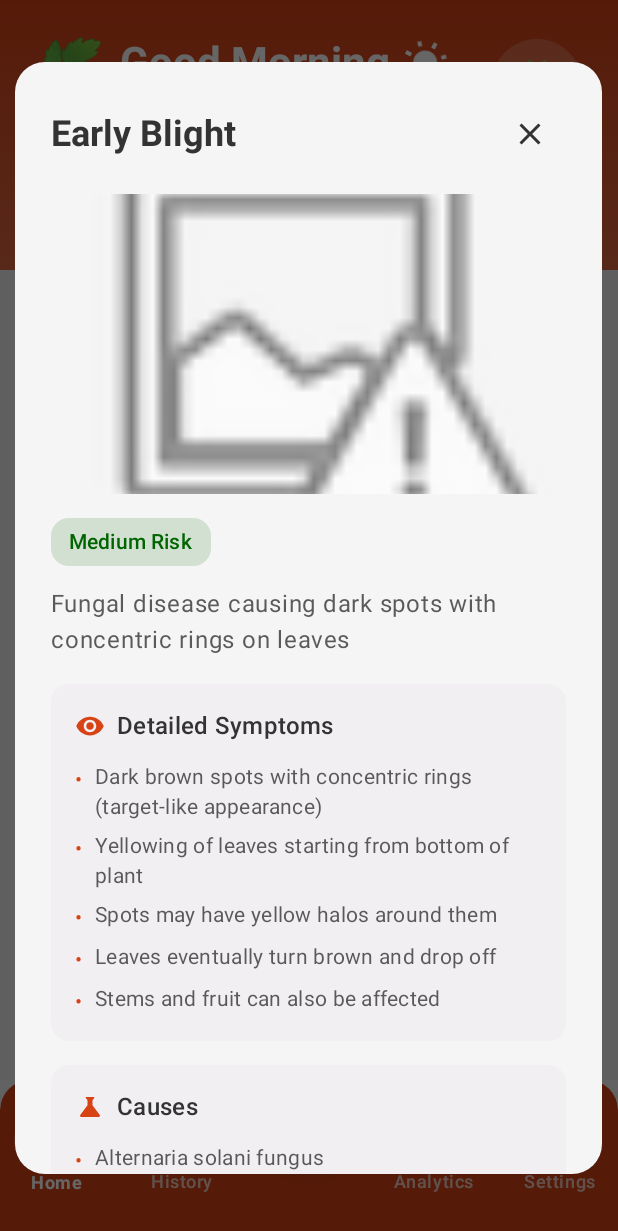
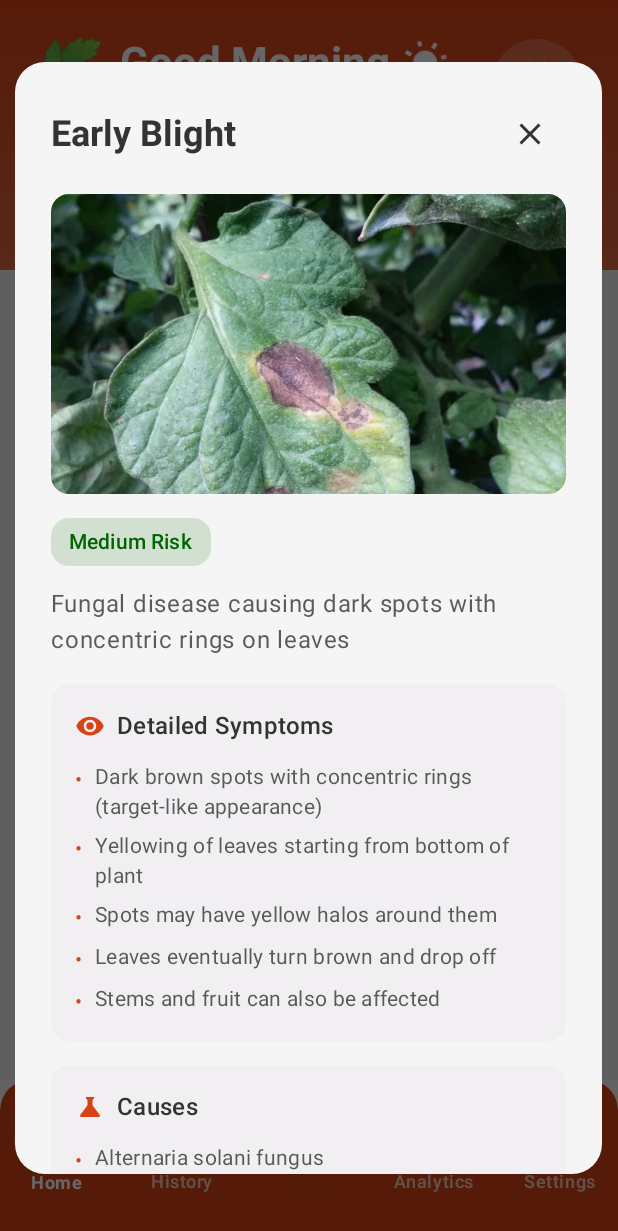
Before and after one commit to lanzy-lanzy/TomatoScan, an Android app built with Jetpack Compose: the screen it shows after launch (MainActivity), after a tap on "Early Blight", on a phone screen of 412 x 824 dp. Shown: the top 1231 px of the screen. Run offline under Robolectric (Android 15) with nearby library versions, the phone set to English and light mode, and no system bars; our stand-ins replace Room's generated code; libraries missing offline, so code that uses them is left out: androidx.camera.camera2, androidx.camera.core, com.github.mikephil.charting; 1 other tap on this screen came first.

Commit message:
Replace synthetic disease images with real tomato disease photographs
- Added authentic tomato disease images from educational sources
- Early Blight: Real Alternaria solani symptoms on tomato leaves
- Late Blight: Real Phytophthora infestans symptoms on tomato leaves
- Bacterial Spot: Real bacterial spot symptoms on tomato leaves
- Mosaic Virus: Real ToBRFV symptoms on tomato leaves
- Septoria Leaf Spot: Real Septoria lycopersici symptoms on tomato leaves
- Fusarium Wilt: Real Fusarium wilt symptoms on tomato plant
- Updated UI to use only local assets (removed online image functionality)
- All images are high-resolution (800x600) and scientifically accurate
- Sources: Wikimedia Commons educational/research images

```diff
--- a/app/src/main/java/com/ml/tomatoscan/ui/screens/DashboardScreen.kt
+++ b/app/src/main/java/com/ml/tomatoscan/ui/screens/DashboardScreen.kt
@@ -375,14 +375,20 @@ data class TomatoDisease(
     val description: String,
     val symptoms: String,
     val severity: DiseaseSeverity,
-    val imageUrl: String,
+    val imageUrl: String, // Local asset URL
+    val onlineImageUrl: String? = null, // HD online image URL
     val detailedSymptoms: List<String>,
     val causes: List<String>,
     val prevention: List<String>,
     val treatment: List<String>,
     val progressionStages: List<String>,
     val optimalConditions: String
-)
+) {
+    /**
+     * Get the image URL (always local asset now)
+     */
+    fun getImageUrl(context: android.content.Context): String = imageUrl
+}
 
 enum class DiseaseSeverity {
     LOW, MEDIUM, HIGH, CRITICAL
@@ -524,12 +530,18 @@ fun DiseaseCard(
                     horizontalArrangement = Arrangement.SpaceBetween,
                     verticalAlignment = Alignment.CenterVertically
                 ) {
+                    Row(
+                        verticalAlignment = Alignment.CenterVertically
+                    ) {
                         Text(
                             text = disease.name,
                             style = MaterialTheme.typography.titleMedium,
                             fontWeight = FontWeight.Bold,
                             color = MaterialTheme.colorScheme.onSurface
                         )
+
+
+                    }
 
                     // Severity badge
                     Surface(
@@ -730,10 +742,13 @@ fun DiseaseDetailDialog(
 
                 Spacer(modifier = Modifier.height(16.dp))
 
-                // Disease image
+
+
+                // Disease image - high quality local asset
+                val context = LocalContext.current
                 AsyncImage(
-                    model = ImageRequest.Builder(LocalContext.current)
-                        .data(disease.imageUrl)
+                    model = ImageRequest.Builder(context)
+                        .data(disease.getImageUrl(context))
                         .crossfade(true)
                         .build(),
                     contentDescription = "${disease.name} affected leaf",
```
Also changed, not shown: app/src/main/assets/diseases.json (+12 -6 lines), app/src/main/java/com/ml/tomatoscan/utils/NetworkUtils.kt (added, +55 -0 lines), app/src/main/assets/images/HUNTRIX-KPop-Demon-Hunters-profile-IMAGE-3.jpg (added), app/src/main/assets/images/bacterial_spot_hd.jpg (added), app/src/main/assets/images/early_blight_hd.jpg (added), app/src/main/assets/images/fusarium_wilt_hd.jpg (added), app/src/main/assets/images/late_blight_hd.jpg (added), app/src/main/assets/images/mosaic_virus_hd.jpg (added), app/src/main/assets/images/septoria_leaf_spot_hd.jpg (added). Lines whose indentation alone changed are shown as unchanged.
